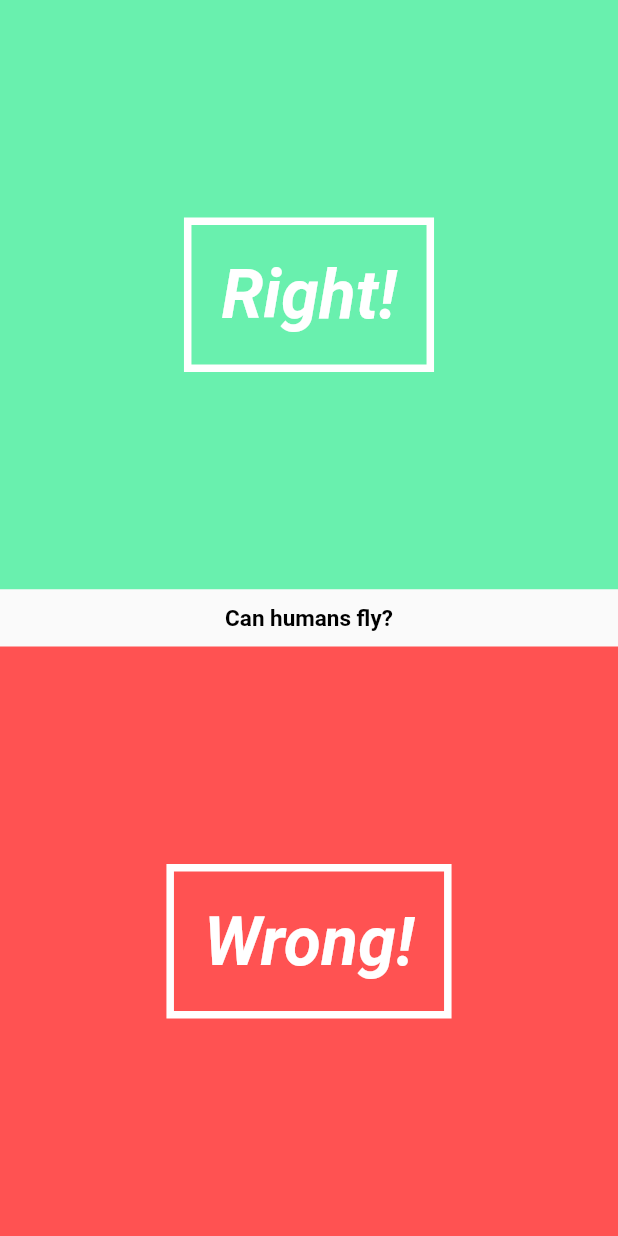
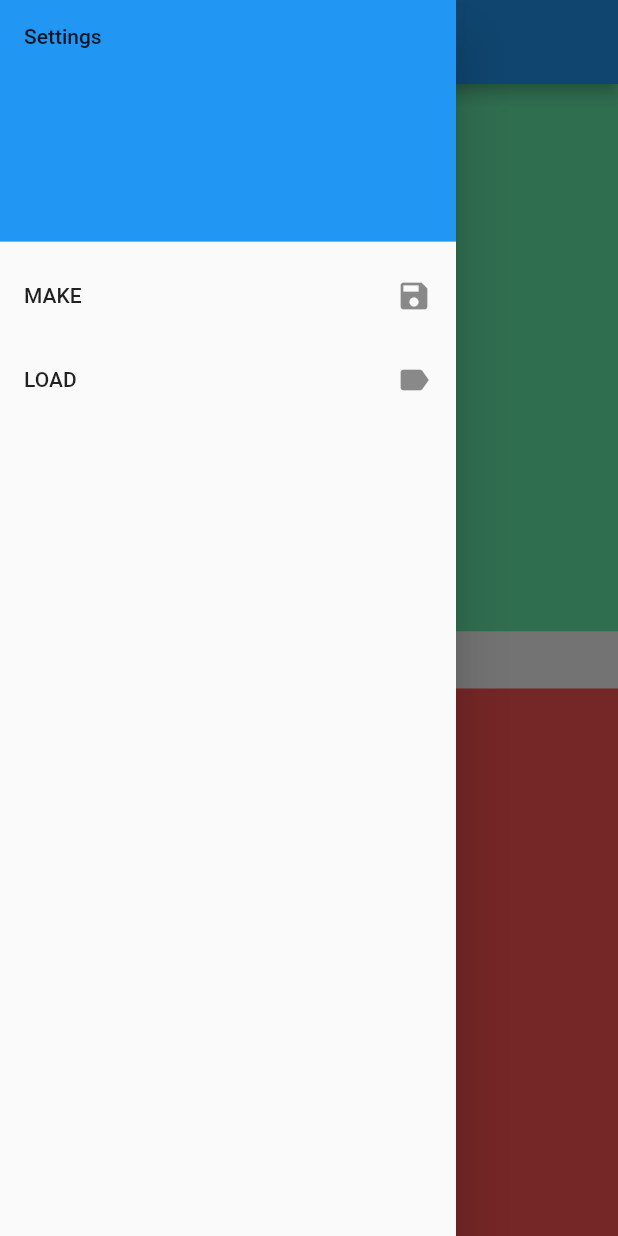
Before and after one commit to brilliant-ember/Quiz_App, a Flutter app: the QuizPage screen opened directly, with the side drawer open (before the commit the screen has no drawer), on a phone screen of 412 x 824 dp. Run offline on Flutter 3.47's test engine with Material 2 defaults, Android fonts, the phone set to English and light mode, and no system bars; our stand-ins replace firebase_core, firebase_database; accounts and stored records are empty.

```diff
--- a/lib/pages/quizPage.dart
+++ b/lib/pages/quizPage.dart
@@ -4,7 +4,34 @@ import "package:app/UI/AnswerBtn.dart";
 import 'package:app/UI/questionText.dart';
 import 'package:app/UI/responceOverlay.dart';
 import 'package:app/pages/scorePage.dart';
+//these imports are for the firebase
+import 'package:firebase_core/firebase_core.dart';
+import 'package:firebase_database/firebase_database.dart';
+import 'package:firebase_database/ui/firebase_animated_list.dart';
 
+List<Quiz> allQuizzes= [Quiz([
+  Question ("Is AI the same thing as machine learning?", false),
+  Question("Is AI going to rule over humanity", false),
+  Question("AI is a programming techinque", true),
+  Question  ("AI has been around for more than a decade", true),
+  Question("AI has a lot of applications", true)
+], "Test Quiz")];
+
+///////Here is the data base schinanigens
+// final FirebaseApp app = FirebaseApp(
+//   name:
+//   options: FirebaseOptions(
+//     googleAppID:'quizapp-c7453',
+//     apiKey: 'AIzaSyCmfCYfEQKau_FB8k7LJE0NR16EqNt-Wsg',
+//     databaseURL: 'https://quizapp-c7453.firebaseio.com',
+//      )
+// );
+
+
+
+
+
+///////////these are the functoanlity of the quiz page
 class QuizPage extends StatefulWidget {
   // stateful widget needs a state, that's y I made
   // the QuizPageState class
@@ -14,16 +41,20 @@ class QuizPage extends StatefulWidget {
 
 // the state class
 class QuizPageState extends State<QuizPage> {
+  //List<Quiz> allQuizzes;
   Question currentQ;
   String qText;
   int qNum;
   bool isCorrect;
   bool overlay=false;
-  Quiz quiz = new Quiz([
-    new Question("Can humans fly?", false),
-    new Question("Is English spoken in Canada?", true),
-    new Question("Is my name Mo?", true)
-  ]);
+  // Quiz quiz = new Quiz([
+  //   new Question("Can humans fly?", false),
+  //   new Question("Is English spoken in Canada?", true),
+  //   new Question("Is my name Mo?", true)
+  // ]);
+
+  Quiz quiz = allQuizzes[0];
+
 
   @override
   void initState(){
@@ -35,7 +66,12 @@ class QuizPageState extends State<QuizPage> {
 
   @override
   Widget build(BuildContext context){
-    return new Stack(
+    return new Scaffold(
+
+      appBar: AppBar(title: Text(quiz.quizTitle),
+      centerTitle: true,
+      ),
+      body: Stack(
       fit: StackFit.expand,
       children: <Widget>[
         new Column(
@@ -58,6 +94,30 @@ class QuizPageState extends State<QuizPage> {
 
       }) : new Container()
       ],
+    ),
+    drawer: Drawer(
+      child: ListView(
+        padding: EdgeInsets.zero,
+        children: <Widget>[
+          DrawerHeader(
+            child: Text("Settings",),
+            decoration: BoxDecoration(
+              color: Colors.blue,
+            ),
+          ),
+          ListTile(
+            title: Text("MAKE"),
+            trailing: Icon(Icons.save),
+            onTap: makeButton,
+          ),
+          ListTile(
+            title: Text("LOAD"),
+            trailing: Icon(Icons.label),
+            onTap: loadButton,
+          )
+        ],
+      ),
+    ),
     );
   }
 
@@ -71,3 +131,30 @@ class QuizPageState extends State<QuizPage> {
   }
 
 }
+
+void makeButton(){print("object");}
+void loadButton(){print("load");}
+
+//this item will be passed to the Database
+// class Item{
+//   String key, title, body;
+
+//   Item(this.title, this.body);
+
+//   //this is similar to a map or a dictionary obj for JSON and will allow us
+//   //to get our data from the DB, I am getting a snapshot
+//   //from the db and then I am parsing that into the data I want
+//   Item.fromSnapshot(DataSnapshot snapshot)
+//     :key = snapshot.key,
+//     title = snapshot.value["title"],
+//     body = snapshot.value["body"];
+
+//   toJson(){
+//     return {
+//       "title": title,
+//       "body": body,
+//       };
+//     }
+
+
+// }
--- a/lib/utils/quiz.dart
+++ b/lib/utils/quiz.dart
@@ -10,9 +10,10 @@ class Quiz{
   List<Question> _questions;
   int _currentQuestionNo = -1 ; // the index of the current Q
   int _score = 0;
+  String _title; //the title of the quiz
 
   //constractor
-  Quiz(this._questions){
+  Quiz(this._questions, this._title){
     _questions.shuffle();
   }
 
@@ -21,6 +22,7 @@ class Quiz{
   List<Question> get question =>_questions;
   int get numberOfQuestions => _questions.length;
   int get curentQuestion => _currentQuestionNo + 1 ;
+  String get quizTitle => _title;
 
   Question get nextQuestion{
     _currentQuestionNo++;
```
Also changed, not shown: pubspec.yaml (+7 -1 lines), pubspec.lock, 2 other files.
